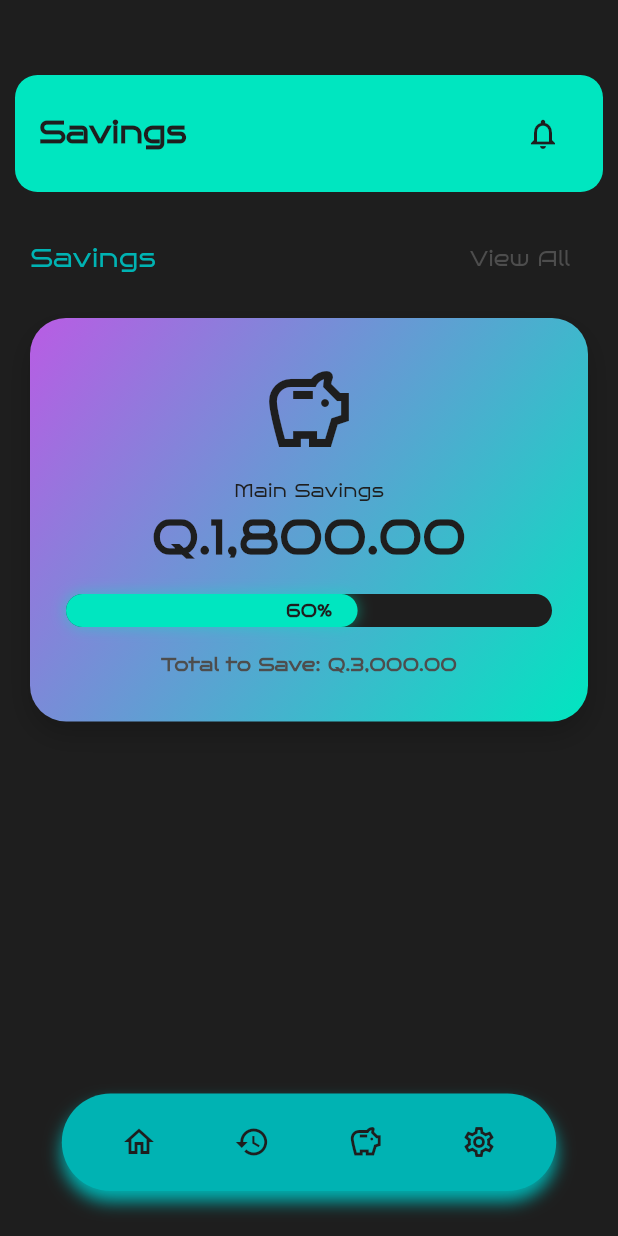
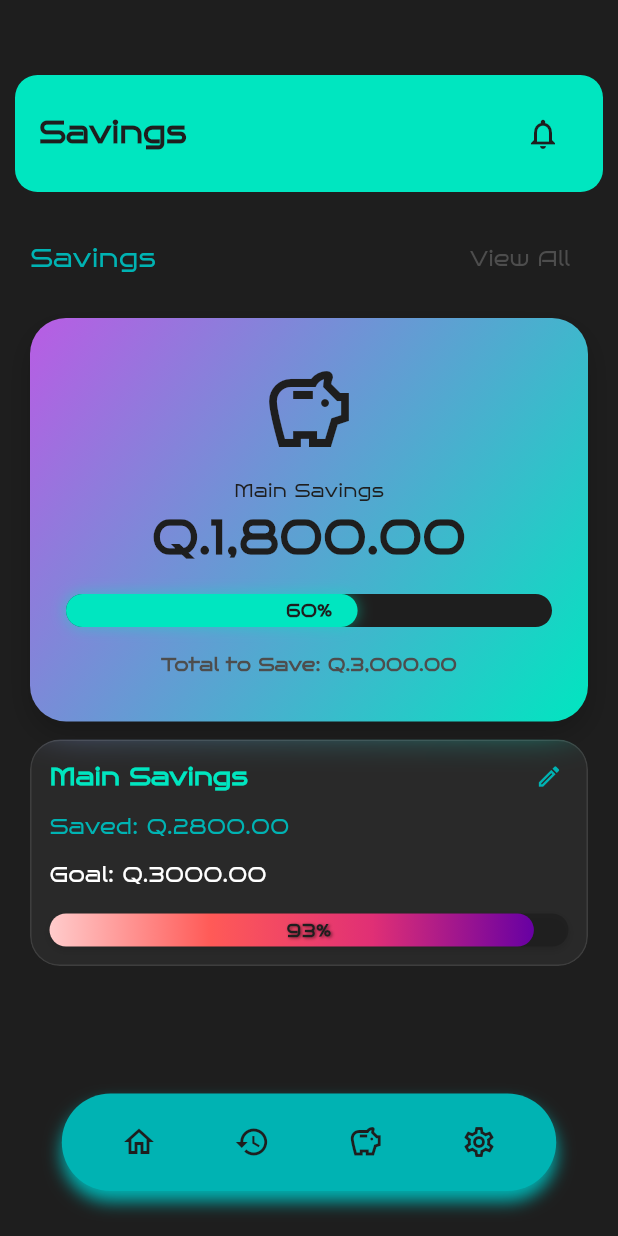
Before and after one commit to GV4F/Finance_Management, a Flutter app: the SavingsPage screen opened by its route, on a phone screen of 412 x 824 dp. Run offline on Flutter 3.47's test engine with Material 3 defaults, Android fonts, the light colour scheme and no system bars; our stand-ins replace go_router.

Commit message:
Savings secondary card design: its okay

```diff
--- /dev/null
+++ b/lib/widgets/savings_card.dart
@@ -0,0 +1,158 @@
+import 'package:flutter/material.dart';
+import 'dart:ui';
+
+class SavingsCard extends StatelessWidget {
+
+  final String title;
+  final double savedAmount;
+  final double goalAmount;
+  final VoidCallback? onEdit;
+
+  const SavingsCard({
+    super.key,
+    required this.title,
+    required this.savedAmount,
+    required this.goalAmount,
+    this.onEdit
+  });
+
+  @override
+  Widget build(BuildContext context) {
+
+    final double progress = goalAmount > 0
+      ? (savedAmount / goalAmount).clamp(0.0, 1.0)
+      : 0.0;
+    final int percentage = (progress * 100).toInt();
+    final colors = Theme.of(context).colorScheme;
+
+    return ClipRRect(
+      borderRadius: BorderRadius.circular(20),
+      child: BackdropFilter(
+        filter: ImageFilter.blur(sigmaX: 15, sigmaY: 15),
+        child: Container(
+          width: double.infinity,
+          padding: const EdgeInsets.all(12.0),
+          decoration: BoxDecoration(
+            color: Colors.white.withValues(alpha: 0.05),
+            borderRadius: BorderRadius.circular(20),
+            border: Border.all(
+              color: Colors.white.withValues(alpha: 0.1),
+              width: 1.0,
+            ),
+          ),
+          child: Column(
+            mainAxisAlignment: MainAxisAlignment.spaceBetween,
+            crossAxisAlignment: CrossAxisAlignment.start,
+            children: [
+              Row(
+                mainAxisAlignment: MainAxisAlignment.spaceBetween,
+                children: [
+                  Text(
+                    title,
+                    style: TextStyle(
+                      fontSize: 16,
+                      color: colors.primary,
+                      fontFamily: 'BrunoAce',
+                      fontWeight: FontWeight.bold,
+                    ),
+                  ),
+                  GestureDetector(
+                    onTap: onEdit,
+                    child: Padding(
+                      padding: const EdgeInsets.only(right: 4.0),
+                      child: Icon(
+                        Icons.edit_outlined,
+                        size: 18,
+                        color: colors.secondary,
+                      ),
+                    ),
+                  )
+                ],
+              ),
+              const SizedBox(height: 12.0),
+              Text(
+                "Saved: Q.${savedAmount.toStringAsFixed(2)}",
+                style: TextStyle(
+                  color: colors.secondary,
+                  fontSize: 14.0,
+                  fontFamily: 'BrunoAce',
+                ),
+              ),
+              const SizedBox(height: 12.0),
+              Text(
+                "Goal: Q.${goalAmount.toStringAsFixed(2)}",
+                style: TextStyle(
+                  color: Colors.white,
+                  fontSize: 14.0,
+                  fontFamily: 'BrunoAce',
+                ),
+              ),
+              const SizedBox(height: 16.0),
+              Container(
+                height: 22.0,
+                width: double.infinity,
+                decoration: BoxDecoration(
+                  color: colors.onPrimary.withValues(alpha: 0.8),
+                  borderRadius: BorderRadius.circular(12.0),
+                  boxShadow: [
+                    BoxShadow(
+                      color: colors.onPrimary.withValues(alpha: 0.5),
+                      blurRadius: 4,
+                      offset: const Offset(0, 2),
+                    ),
+                  ],
+                ),
+
+                child: LayoutBuilder(
+                  builder: (context, constraints) {
+                    return Stack(
+                      children: [
+                        Container(
+                          width: constraints.maxWidth * progress,
+                          decoration: BoxDecoration(
+                            gradient: LinearGradient(
+                              colors: [
+                                Color(0xFFFFCCCC),
+                                Color(0xFFFF5A57),
+                                Color(0xFFE02F75),
+                                Color(0xFF6700A3),
+                              ],
+                              begin: Alignment.centerLeft,
+                              end: Alignment.centerRight,
+                            ),
+                            borderRadius: BorderRadius.circular(12.0),
+                          ),
+                        ),
+
+                        Align(
+                          alignment: Alignment.center,
+                          child: Text(
+                            "${percentage.toString()}%",
+                            style: TextStyle(
+                              color: colors.onPrimary,
+                              fontSize: 12.0,
+                              fontFamily: 'BrunoAce',
+                              fontWeight: FontWeight.bold,
+                              letterSpacing: 0.5,
+                              shadows: [
+                                Shadow(
+                                  blurRadius: 2.0,
+                                  color: Colors.black.withValues(alpha: 0.5),
+                                  offset: const Offset(1,1),
+                                )
+                              ]
+                            ),
+                          )
+                        )
+                      ],
+                    );
+                  }
+                )
+              )
+            ],
+          )
+        ),
+      )
+    );
+  }
+}
--- a/lib/widgets/savings_section.dart
+++ b/lib/widgets/savings_section.dart
@@ -1,4 +1,7 @@
 import 'package:flutter/material.dart';
+
+// * WIDGETS
+import '../widgets/savings_card.dart';
 
 class SavingsSection extends StatefulWidget {
   const SavingsSection({super.key});
@@ -50,13 +53,13 @@ class _SavingsSectionState extends State<SavingsSection> {
             children: [
               Container(
                 width: double.infinity,
-                padding: const EdgeInsets.symmetric(vertical: 30.0, horizontal: 24.0),
+                padding: const EdgeInsets.symmetric(
+                  vertical: 30.0,
+                  horizontal: 24.0,
+                ),
                 decoration: BoxDecoration(
                   gradient: LinearGradient(
-                    colors: [
-                      Color(0xFFB95CE4),
-                      colors.primary,
-                    ],
+                    colors: [Color(0xFFB95CE4), colors.primary],
                     begin: Alignment.topLeft,
                     end: Alignment.bottomRight,
                   ),
@@ -125,7 +128,9 @@ class _SavingsSectionState extends State<SavingsSection> {
                                 borderRadius: BorderRadius.circular(11.0),
                                 boxShadow: [
                                   BoxShadow(
-                                    color: colors.primary.withValues(alpha: 0.5),
+                                    color: colors.primary.withValues(
+                                      alpha: 0.5,
+                                    ),
                                     blurRadius: 8.0,
                                     offset: const Offset(0, 0),
                                   ),
@@ -138,7 +143,7 @@ class _SavingsSectionState extends State<SavingsSection> {
                                 child: Text(
                                   "${(percentage * 100).toInt()}%",
                                   style: TextStyle(
-                                    color: percentage > 0.55
+                                    color: percentage > 0.50
                                         ? colors.onPrimary
                                         : colors.primary,
                                     fontSize: 12.0,
@@ -166,9 +171,18 @@ class _SavingsSectionState extends State<SavingsSection> {
                   ],
                 ),
               ),
+
+              const SizedBox(height: 12.0),
+
+              const SavingsCard(
+                title: "Main Savings",
+                savedAmount: 2800,
+                goalAmount: 3000,
+                // onEdit: () {},
+              ),
             ],
-          )
-        )
+          ),
+        ),
       ],
     );
   }
```
